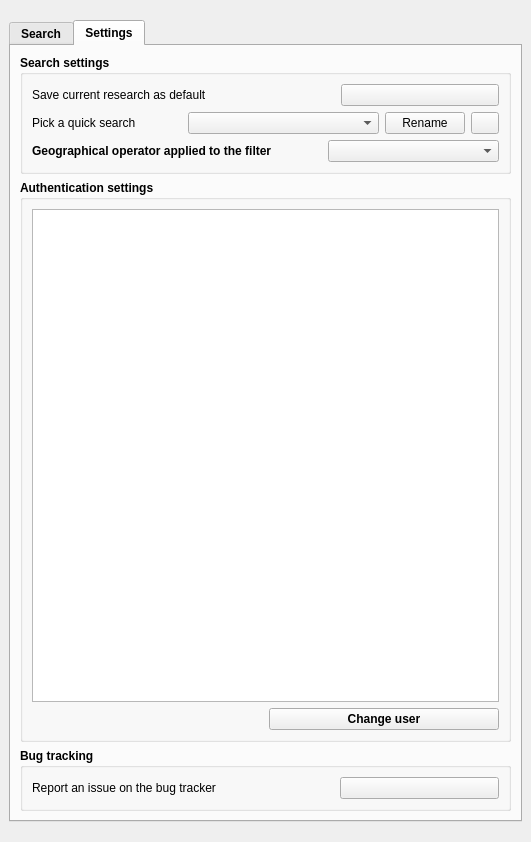
Before: the Qt Designer form ui/isogeo_dockwidget_base.ui in isogeo/isogeo-plugin-qgis, drawn with Qt 5.
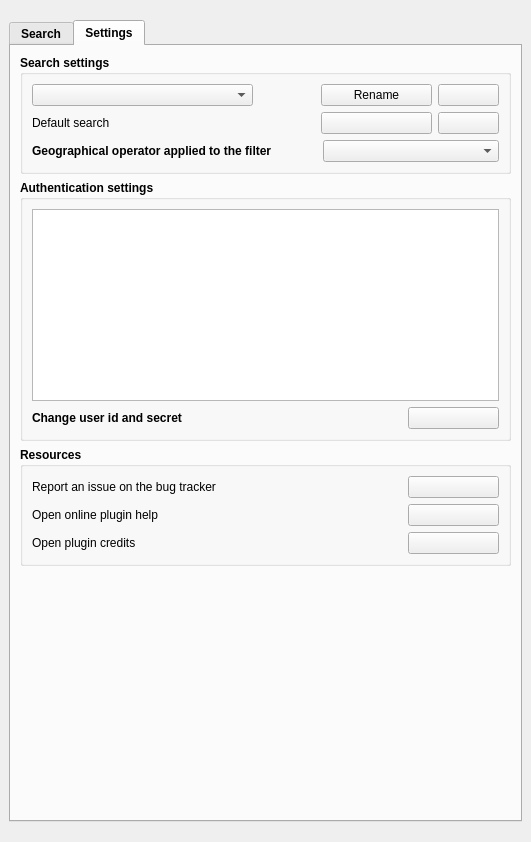
After: the same form once the commit is applied. The open tabs and pages were chosen to show the change. Icons and pictures are not drawn. Custom widgets are drawn as their Qt base class.

What changed in the file:
```diff
--- a/ui/isogeo_dockwidget_base.ui
+++ b/ui/isogeo_dockwidget_base.ui
@@ -828,99 +828,42 @@
           <property name="title">
            <string>Search settings</string>
           </property>
-          <layout class="QGridLayout" name="gridLayout_5">
-           <item row="0" column="0">
-            <layout class="QVBoxLayout" name="verticalLayout_10">
-             <item>
               <layout class="QGridLayout" name="gridLayout_4">
-               <item row="0" column="1">
-                <spacer name="horizontalSpacer_14">
-                 <property name="orientation">
-                  <enum>Qt::Horizontal</enum>
-                 </property>
-                 <property name="sizeType">
-                  <enum>QSizePolicy::Fixed</enum>
-                 </property>
-                 <property name="sizeHint" stdset="0">
-                  <size>
-                   <width>128</width>
-                   <height>20</height>
-                  </size>
-                 </property>
-                </spacer>
-               </item>
                <item row="0" column="0">
-                <widget class="QLabel" name="label_20">
-                 <property name="font">
-                  <font>
-                   <weight>50</weight>
-                   <bold>false</bold>
-                  </font>
-                 </property>
-                 <property name="text">
-                  <string>Save current research as default</string>
-                 </property>
-                </widget>
-               </item>
-               <item row="0" column="2">
-                <widget class="QPushButton" name="btn_default">
-                 <property name="minimumSize">
-                  <size>
-                   <width>71</width>
-                   <height>0</height>
-                  </size>
-                 </property>
-                 <property name="text">
-                  <string/>
-                 </property>
-                 <property name="icon">
-                  <iconset resource="../resources.qrc">
-                   <normaloff>:/plugins/Isogeo/resources/save.png</normaloff>:/plugins/Isogeo/resources/save.png</iconset>
-                 </property>
-                </widget>
-               </item>
-              </layout>
-             </item>
+            <layout class="QVBoxLayout" name="verticalLayout_10">
              <item>
               <layout class="QHBoxLayout" name="horizontalLayout_18">
-               <item>
-                <widget class="QLabel" name="label_16">
-                 <property name="font">
-                  <font>
-                   <weight>50</weight>
-                   <bold>false</bold>
-                  </font>
-                 </property>
-                 <property name="text">
-                  <string>Pick a quick search</string>
-                 </property>
-                </widget>
-               </item>
-               <item>
-                <spacer name="horizontalSpacer_9">
-                 <property name="orientation">
-                  <enum>Qt::Horizontal</enum>
-                 </property>
-                 <property name="sizeHint" stdset="0">
-                  <size>
-                   <width>40</width>
-                   <height>20</height>
-                  </size>
-                 </property>
-                </spacer>
-               </item>
                <item>
                 <widget class="QComboBox" name="cbb_modify_sr">
                  <property name="minimumSize">
                   <size>
-                   <width>191</width>
+                   <width>221</width>
                    <height>0</height>
                   </size>
                  </property>
                 </widget>
                </item>
+               <item>
+                <spacer name="horizontalSpacer_9">
+                 <property name="orientation">
+                  <enum>Qt::Horizontal</enum>
+                 </property>
+                 <property name="sizeHint" stdset="0">
+                  <size>
+                   <width>40</width>
+                   <height>20</height>
+                  </size>
+                 </property>
+                </spacer>
+               </item>
                <item>
                 <widget class="QPushButton" name="btn_rename_sr">
+                 <property name="minimumSize">
+                  <size>
+                   <width>111</width>
+                   <height>0</height>
+                  </size>
+                 </property>
                  <property name="font">
                   <font>
                    <weight>50</weight>
@@ -934,9 +877,15 @@
                </item>
                <item>
                 <widget class="QPushButton" name="btn_delete_sr">
+                 <property name="minimumSize">
+                  <size>
+                   <width>61</width>
+                   <height>0</height>
+                  </size>
+                 </property>
                  <property name="maximumSize">
                   <size>
-                   <width>28</width>
+                   <width>61</width>
                    <height>16777215</height>
                   </size>
                  </property>
@@ -957,6 +906,76 @@
                </item>
               </layout>
              </item>
+             <item>
+              <layout class="QHBoxLayout" name="horizontalLayout_19">
+               <item>
+                <widget class="QLabel" name="label_20">
+                 <property name="font">
+                  <font>
+                   <weight>50</weight>
+                   <bold>false</bold>
+                  </font>
+                 </property>
+                 <property name="text">
+                  <string>Default search</string>
+                 </property>
+                </widget>
+               </item>
+               <item>
+                <spacer name="horizontalSpacer_13">
+                 <property name="orientation">
+                  <enum>Qt::Horizontal</enum>
+                 </property>
+                 <property name="sizeHint" stdset="0">
+                  <size>
+                   <width>40</width>
+                   <height>20</height>
+                  </size>
+                 </property>
+                </spacer>
+               </item>
+               <item>
+                <widget class="QPushButton" name="btn_default">
+                 <property name="minimumSize">
+                  <size>
+                   <width>111</width>
+                   <height>0</height>
+                  </size>
+                 </property>
+                 <property name="text">
+                  <string/>
+                 </property>
+                 <property name="icon">
+                  <iconset resource="../resources.qrc">
+                   <normaloff>:/plugins/Isogeo/resources/save.png</normaloff>:/plugins/Isogeo/resources/save.png</iconset>
+                 </property>
+                </widget>
+               </item>
+               <item>
+                <widget class="QPushButton" name="btn_reset_default">
+                 <property name="minimumSize">
+                  <size>
+                   <width>61</width>
+                   <height>0</height>
+                  </size>
+                 </property>
+                 <property name="maximumSize">
+                  <size>
+                   <width>61</width>
+                   <height>16777215</height>
+                  </size>
+                 </property>
+                 <property name="text">
+                  <string/>
+                 </property>
+                 <property name="icon">
+                  <iconset resource="../resources.qrc">
+                   <normaloff>:/plugins/Isogeo/resources/refresh.png</normaloff>:/plugins/Isogeo/resources/refresh.png</iconset>
+                 </property>
+                </widget>
+               </item>
+              </layout>
+             </item>
              <item>
               <layout class="QHBoxLayout" name="horizontalLayout_20">
                <item>
@@ -983,7 +1002,7 @@
                 <widget class="QComboBox" name="cbb_geo_op">
                  <property name="minimumSize">
                   <size>
-                   <width>171</width>
+                   <width>176</width>
                    <height>0</height>
                   </size>
                  </property>
@@ -1001,32 +1020,50 @@
           <property name="title">
            <string>Authentication settings</string>
           </property>
-          <layout class="QGridLayout" name="gridLayout_6">
-           <item row="0" column="0" colspan="2">
-            <widget class="QTextEdit" name="textEdit"/>
+          <layout class="QGridLayout" name="gridLayout_5">
+           <item row="0" column="0">
+            <widget class="QTextBrowser" name="txt_shares"/>
            </item>
            <item row="1" column="0">
+            <layout class="QHBoxLayout" name="horizontalLayout_21">
+             <item>
+              <widget class="QLabel" name="label_16">
+               <property name="text">
+                <string>Change user id and secret</string>
+               </property>
+              </widget>
+             </item>
+             <item>
             <spacer name="horizontalSpacer">
              <property name="orientation">
               <enum>Qt::Horizontal</enum>
              </property>
-             <property name="sizeType">
-              <enum>QSizePolicy::Fixed</enum>
-             </property>
              <property name="sizeHint" stdset="0">
               <size>
-               <width>218</width>
+                 <width>40</width>
                <height>20</height>
               </size>
              </property>
             </spacer>
            </item>
-           <item row="1" column="1">
+             <item>
             <widget class="QPushButton" name="btn_change_user">
+               <property name="minimumSize">
+                <size>
+                 <width>91</width>
+                 <height>0</height>
+                </size>
+               </property>
              <property name="text">
-              <string>Change user</string>
-             </property>
-            </widget>
+                <string/>
+               </property>
+               <property name="icon">
+                <iconset resource="../resources.qrc">
+                 <normaloff>:/plugins/Isogeo/resources/user-times.png</normaloff>:/plugins/Isogeo/resources/user-times.png</iconset>
+               </property>
+              </widget>
+             </item>
+            </layout>
            </item>
           </layout>
          </widget>
@@ -1034,10 +1071,14 @@
         <item row="2" column="0">
          <widget class="QGroupBox" name="groupBox_4">
           <property name="title">
-           <string>Bug tracking</string>
+           <string>Resources</string>
           </property>
-          <layout class="QGridLayout" name="gridLayout_9">
+          <layout class="QGridLayout" name="gridLayout_6">
            <item row="0" column="0">
+            <layout class="QVBoxLayout" name="verticalLayout_12">
+             <item>
+              <layout class="QHBoxLayout" name="horizontalLayout_24">
+               <item>
             <widget class="QLabel" name="label_17">
              <property name="font">
               <font>
@@ -1050,24 +1091,27 @@
              </property>
             </widget>
            </item>
-           <item row="0" column="1">
+               <item>
             <spacer name="horizontalSpacer_4">
              <property name="orientation">
               <enum>Qt::Horizontal</enum>
              </property>
-             <property name="sizeType">
-              <enum>QSizePolicy::Fixed</enum>
-             </property>
              <property name="sizeHint" stdset="0">
               <size>
-               <width>118</width>
+                   <width>40</width>
                <height>20</height>
               </size>
              </property>
             </spacer>
            </item>
-           <item row="0" column="2">
+               <item>
             <widget class="QPushButton" name="btn_report">
+                 <property name="minimumSize">
+                  <size>
+                   <width>91</width>
+                   <height>0</height>
+                  </size>
+                 </property>
              <property name="text">
               <string/>
              </property>
@@ -1078,7 +1122,118 @@
             </widget>
            </item>
           </layout>
-         </widget>
+             </item>
+             <item>
+              <layout class="QHBoxLayout" name="horizontalLayout_23">
+               <item>
+                <widget class="QLabel" name="label_18">
+                 <property name="font">
+                  <font>
+                   <weight>50</weight>
+                   <bold>false</bold>
+                  </font>
+                 </property>
+                 <property name="text">
+                  <string>Open online plugin help</string>
+                 </property>
+                </widget>
+               </item>
+               <item>
+                <spacer name="horizontalSpacer_14">
+                 <property name="orientation">
+                  <enum>Qt::Horizontal</enum>
+                 </property>
+                 <property name="sizeHint" stdset="0">
+                  <size>
+                   <width>40</width>
+                   <height>20</height>
+                  </size>
+                 </property>
+                </spacer>
+               </item>
+               <item>
+                <widget class="QPushButton" name="btn_help">
+                 <property name="minimumSize">
+                  <size>
+                   <width>91</width>
+                   <height>0</height>
+                  </size>
+                 </property>
+                 <property name="text">
+                  <string/>
+                 </property>
+                 <property name="icon">
+                  <iconset resource="../resources.qrc">
+                   <normaloff>:/plugins/Isogeo/resources/question.png</normaloff>:/plugins/Isogeo/resources/question.png</iconset>
+                 </property>
+                </widget>
+               </item>
+              </layout>
+             </item>
+             <item>
+              <layout class="QHBoxLayout" name="horizontalLayout_22">
+               <item>
+                <widget class="QLabel" name="label_19">
+                 <property name="font">
+                  <font>
+                   <weight>50</weight>
+                   <bold>false</bold>
+                  </font>
+                 </property>
+                 <property name="text">
+                  <string>Open plugin credits</string>
+                 </property>
+                </widget>
+               </item>
+               <item>
+                <spacer name="horizontalSpacer_15">
+                 <property name="orientation">
+                  <enum>Qt::Horizontal</enum>
+                 </property>
+                 <property name="sizeHint" stdset="0">
+                  <size>
+                   <width>40</width>
+                   <height>20</height>
+                  </size>
+                 </property>
+                </spacer>
+               </item>
+               <item>
+                <widget class="QPushButton" name="btn_credits">
+                 <property name="minimumSize">
+                  <size>
+                   <width>91</width>
+                   <height>0</height>
+                  </size>
+                 </property>
+                 <property name="text">
+                  <string/>
+                 </property>
+                 <property name="icon">
+                  <iconset resource="../resources.qrc">
+                   <normaloff>:/plugins/Isogeo/resources/info.png</normaloff>:/plugins/Isogeo/resources/info.png</iconset>
+                 </property>
+                </widget>
+               </item>
+              </layout>
+             </item>
+            </layout>
+           </item>
+          </layout>
+         </widget>
+        </item>
+        <item row="3" column="0">
+         <spacer name="verticalSpacer">
+          <property name="orientation">
+           <enum>Qt::Vertical</enum>
+          </property>
+          <property name="sizeHint" stdset="0">
+           <size>
+            <width>20</width>
+            <height>231</height>
+           </size>
+          </property>
+         </spacer>
         </item>
        </layout>
       </widget>
```
Left out of the diff: 4 changed lines with no effect on the pictures. Lines whose indentation alone changed are shown as unchanged.
